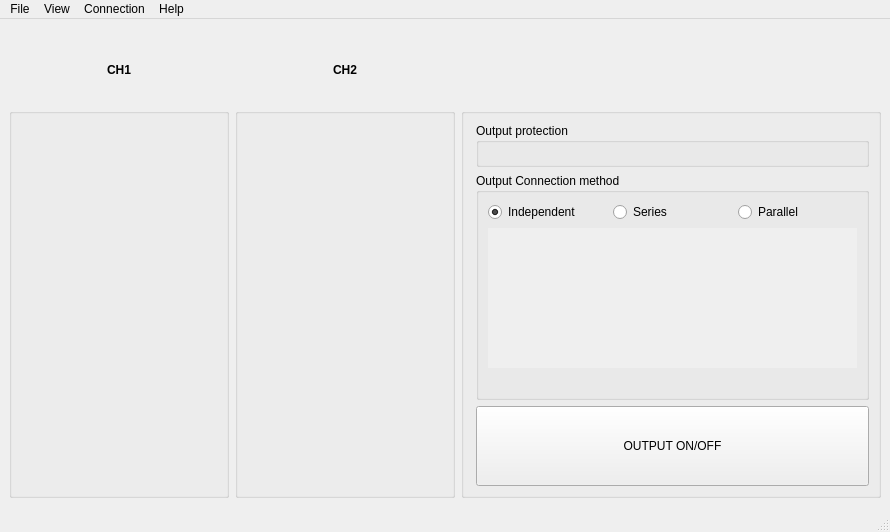
Before: the Qt Designer form src/MainWindow.ui in VitArk/PSC, drawn with Qt 5.
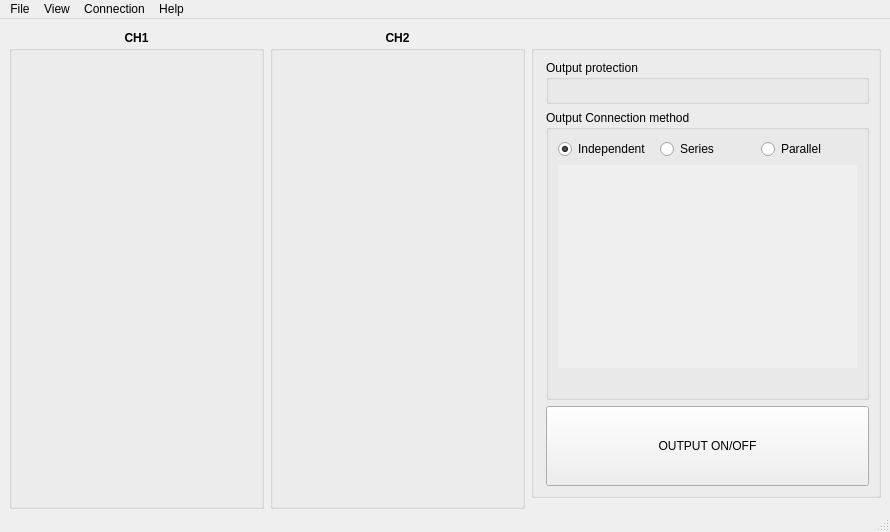
After: the same form once the commit is applied.

Patch:
```diff
--- a/src/MainWindow.ui
+++ b/src/MainWindow.ui
@@ -232,8 +232,8 @@
       </property>
       <property name="minimumSize">
        <size>
-        <width>220</width>
-        <height>390</height>
+        <width>255</width>
+        <height>464</height>
        </size>
       </property>
       <property name="styleSheet">
@@ -278,8 +278,8 @@
       </property>
       <property name="minimumSize">
        <size>
-        <width>220</width>
-        <height>390</height>
+        <width>255</width>
+        <height>464</height>
        </size>
       </property>
       <layout class="QVBoxLayout" name="verticalLayout_8">
```
Left out of the diff: 2 changed lines with no effect on the pictures.
